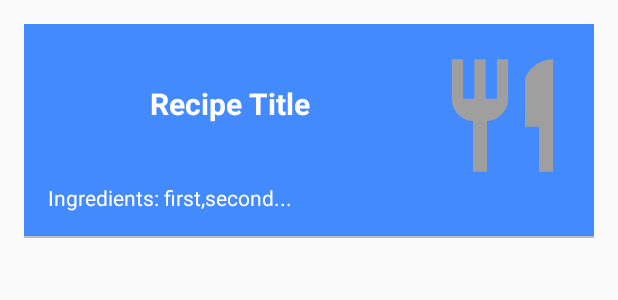
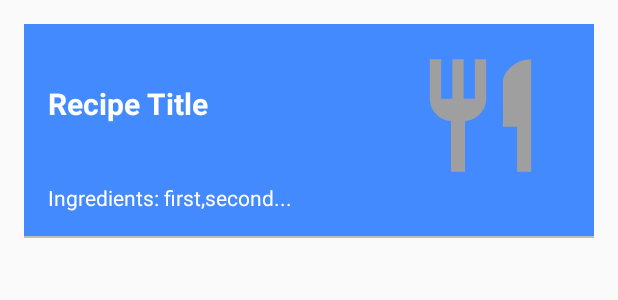
Before and after one commit to PrimakPavel/bakingApp, an Android app: the layout item_view_recipe_card.xml on its own in the app's theme, with its tools: preview values and no code run, on a phone screen of 412 x 824 dp. Shown: the top 300 px of the screen. Run offline under Robolectric (Android 15) with nearby library versions, the phone set to English and light mode, and no system bars.

Commit message:
refactoring by code-review recommendations

```diff
--- a/app/src/main/java/com/pavelprymak/bakingapp/MainActivity.java
+++ b/app/src/main/java/com/pavelprymak/bakingapp/MainActivity.java
@@ -54,9 +54,6 @@ public class MainActivity extends AppCompatActivity implements ShowSnackBarListe
 
         mMainViewModel = ViewModelProviders.of(this).get(MainViewModel.class);
         mMainViewModel.initDbFromNetworkFile();
-        mMainViewModel.getRecipes().observe(this, recipeEntities -> {
-            //TODO
-        });
         mMainViewModel.getConnectionErrorData().observe(this, isError -> {
             if (isError) {
                 showConnectionErrorSnackBar();
--- a/app/src/main/java/com/pavelprymak/bakingapp/data/db/FavoriteRecipeEntity.java
+++ b/app/src/main/java/com/pavelprymak/bakingapp/data/db/FavoriteRecipeEntity.java
@@ -7,7 +7,7 @@ import androidx.room.PrimaryKey;
 
 import static androidx.room.ForeignKey.CASCADE;
 
-@Entity(tableName = "favorite_recipe", foreignKeys = @ForeignKey(entity = RecipeEntity.class, parentColumns = "id", childColumns = "recipe_id",onDelete = CASCADE))
+@Entity(tableName = "favorite_recipe")
 public class FavoriteRecipeEntity {
     @PrimaryKey(autoGenerate = true)
     public long id;
@@ -15,8 +15,6 @@ public class FavoriteRecipeEntity {
     @ColumnInfo(name = "recipe_id")
     private int recipeId;
 
-    public FavoriteRecipeEntity() {
-    }
 
     public FavoriteRecipeEntity(int recipeId) {
         this.recipeId = recipeId;
--- a/app/src/main/java/com/pavelprymak/bakingapp/presentation/adapters/RecipeCardAdapter.java
+++ b/app/src/main/java/com/pavelprymak/bakingapp/presentation/adapters/RecipeCardAdapter.java
@@ -1,6 +1,7 @@
 package com.pavelprymak.bakingapp.presentation.adapters;
 
 import android.content.Context;
+import android.text.TextUtils;
 import android.view.LayoutInflater;
 import android.view.View;
 import android.view.ViewGroup;
@@ -66,7 +67,7 @@ public class RecipeCardAdapter extends RecyclerView.Adapter<RecipeCardAdapter.Re
             RecipeItem recipeItem = mRecipes.get(position);
             if (recipeItem != null && mContext != null) {
                 //LOGO
-                if (recipeItem.getImage() != null && !recipeItem.getImage().isEmpty()) {
+                if (!TextUtils.isEmpty(recipeItem.getImage())) {
                     Picasso.get()
                             .load(recipeItem.getImage())
                             .into(binding.recipeLogo);
--- a/app/src/main/java/com/pavelprymak/bakingapp/presentation/adapters/RecipeInfoAdapter.java
+++ b/app/src/main/java/com/pavelprymak/bakingapp/presentation/adapters/RecipeInfoAdapter.java
@@ -1,6 +1,7 @@
 package com.pavelprymak.bakingapp.presentation.adapters;
 
 import android.content.Context;
+import android.text.TextUtils;
 import android.view.LayoutInflater;
 import android.view.View;
 import android.view.ViewGroup;
@@ -117,7 +118,7 @@ public class RecipeInfoAdapter extends RecyclerView.Adapter<RecyclerView.ViewHol
                     binding.stepDescription.setText(EMPTY);
                 }
                 //LOGO
-                if (stepsItem.getThumbnailURL() != null && !stepsItem.getThumbnailURL().isEmpty()) {
+                if (!TextUtils.isEmpty(stepsItem.getThumbnailURL()) ) {
                     Picasso.get()
                             .load(stepsItem.getThumbnailURL())
                             .error(R.drawable.ic_menu_slideshow)
--- a/app/src/main/java/com/pavelprymak/bakingapp/presentation/viewModels/MainViewModel.java
+++ b/app/src/main/java/com/pavelprymak/bakingapp/presentation/viewModels/MainViewModel.java
@@ -8,7 +8,6 @@ import com.google.gson.Gson;
 import com.google.gson.JsonSyntaxException;
 import com.pavelprymak.bakingapp.App;
 import com.pavelprymak.bakingapp.data.Constants;
-import com.pavelprymak.bakingapp.data.db.RecipeEntity;
 import com.pavelprymak.bakingapp.data.pojo.RecipeItem;
 import com.pavelprymak.bakingapp.utils.RecipeItemToRecipeEntityConverter;
 
@@ -38,10 +37,6 @@ public class MainViewModel extends ViewModel {
             if (App.dbRepo.loadRecipesCount() == 0)
                 saveAllToDb(loadFileFromNetwork());
         });
-    }
-
-    public LiveData<List<RecipeEntity>> getRecipes() {
-        return App.dbRepo.loadAllRecipes();
     }
 
     private List<RecipeItem> loadFileFromNetwork() {
--- a/app/src/main/java/com/pavelprymak/bakingapp/presentation/viewModels/RecipeCardViewModel.java
+++ b/app/src/main/java/com/pavelprymak/bakingapp/presentation/viewModels/RecipeCardViewModel.java
@@ -6,8 +6,8 @@ import androidx.lifecycle.Transformations;
 import androidx.lifecycle.ViewModel;
 
 import com.pavelprymak.bakingapp.App;
+import com.pavelprymak.bakingapp.data.pojo.RecipeItem;
 import com.pavelprymak.bakingapp.utils.RecipeItemToRecipeEntityConverter;
-import com.pavelprymak.bakingapp.data.pojo.RecipeItem;
 
 import java.util.List;
 
@@ -20,5 +20,4 @@ public class RecipeCardViewModel extends ViewModel {
         }
         return mRecipesData;
     }
-
 }
--- a/app/src/main/res/layout/exo_playback_control_view.xml
+++ b/app/src/main/res/layout/exo_playback_control_view.xml
@@ -101,8 +101,8 @@
             app:buffered_color="@color/white80"
             app:played_color="@color/colorAccent"
             app:scrubber_color="@color/colorAccent"
-            app:scrubber_dragged_size="10dp"
-            app:scrubber_enabled_size="10dp"
+            app:scrubber_dragged_size="@dimen/exo_scrubber_size"
+            app:scrubber_enabled_size="@dimen/exo_scrubber_size"
             app:unplayed_color="@color/white50" />
 
         <TextView
--- a/app/src/main/res/layout/item_view_recipe_card.xml
+++ b/app/src/main/res/layout/item_view_recipe_card.xml
@@ -13,12 +13,16 @@
         <TextView
             android:id="@+id/recipeTitle"
             style="@style/AppTheme.TextLargeTitle"
-            android:layout_width="wrap_content"
+            android:layout_width="0dp"
             android:layout_height="wrap_content"
             android:layout_gravity="center"
             android:layout_margin="@dimen/main_margin"
+            android:layout_marginStart="16dp"
+            android:layout_marginLeft="16dp"
+            android:layout_marginEnd="8dp"
+            android:layout_marginRight="8dp"
             app:layout_constraintBottom_toTopOf="@+id/recipeIngredients"
-            app:layout_constraintEnd_toStartOf="@+id/recipeLogo"
+            app:layout_constraintEnd_toStartOf="@+id/guideline2"
             app:layout_constraintStart_toStartOf="parent"
             app:layout_constraintTop_toTopOf="parent"
             tools:text="Recipe Title" />
@@ -26,7 +30,7 @@
         <TextView
             android:id="@+id/recipeIngredients"
             style="@style/AppTheme.TextMain"
-            android:layout_width="match_parent"
+            android:layout_width="0dp"
             android:layout_height="wrap_content"
             android:layout_marginStart="@dimen/main_margin"
             android:layout_marginLeft="@dimen/main_margin"
@@ -50,12 +54,24 @@
         <androidx.appcompat.widget.AppCompatImageView
             android:id="@+id/recipeLogo"
             android:layout_width="wrap_content"
-            android:adjustViewBounds="true"
             android:layout_height="@dimen/logo_height"
             android:layout_margin="@dimen/main_margin"
+            android:layout_marginStart="8dp"
+            android:layout_marginLeft="8dp"
+            android:layout_marginEnd="16dp"
+            android:layout_marginRight="16dp"
+            android:adjustViewBounds="true"
             app:layout_constraintEnd_toEndOf="parent"
+            app:layout_constraintStart_toStartOf="@+id/guideline2"
             app:layout_constraintTop_toTopOf="parent"
             app:srcCompat="@drawable/ic_recipe" />
+
+        <androidx.constraintlayout.widget.Guideline
+            android:id="@+id/guideline2"
+            android:layout_width="wrap_content"
+            android:layout_height="wrap_content"
+            app:layout_constraintGuide_percent="0.6"
+            android:orientation="vertical" />
 
 
     </androidx.constraintlayout.widget.ConstraintLayout>
--- a/app/src/main/res/values/dimens.xml
+++ b/app/src/main/res/values/dimens.xml
@@ -23,6 +23,7 @@
     <dimen name="exo_player_btn_width">100dp</dimen>
     <dimen name="exo_player_btn_height">100dp</dimen>
     <dimen name="exo_player_bar_height">26dp</dimen>
+    <dimen name="exo_scrubber_size">10dp</dimen>
 
 
     <dimen name="widget_margin">8dp</dimen>
```
Also changed, not shown: app/src/main/java/com/pavelprymak/bakingapp/data/db/RecipeEntity.java (+0 -9 lines), app/src/main/java/com/pavelprymak/bakingapp/presentation/screens/StepsFragment.java (+4 -3 lines), 1 other file.
